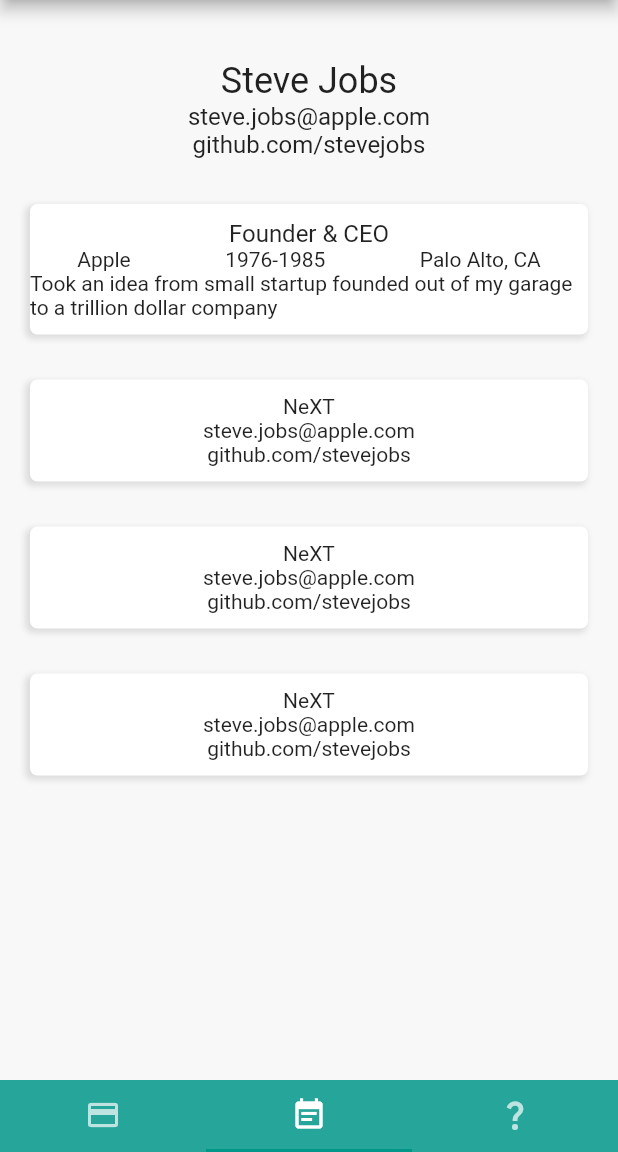
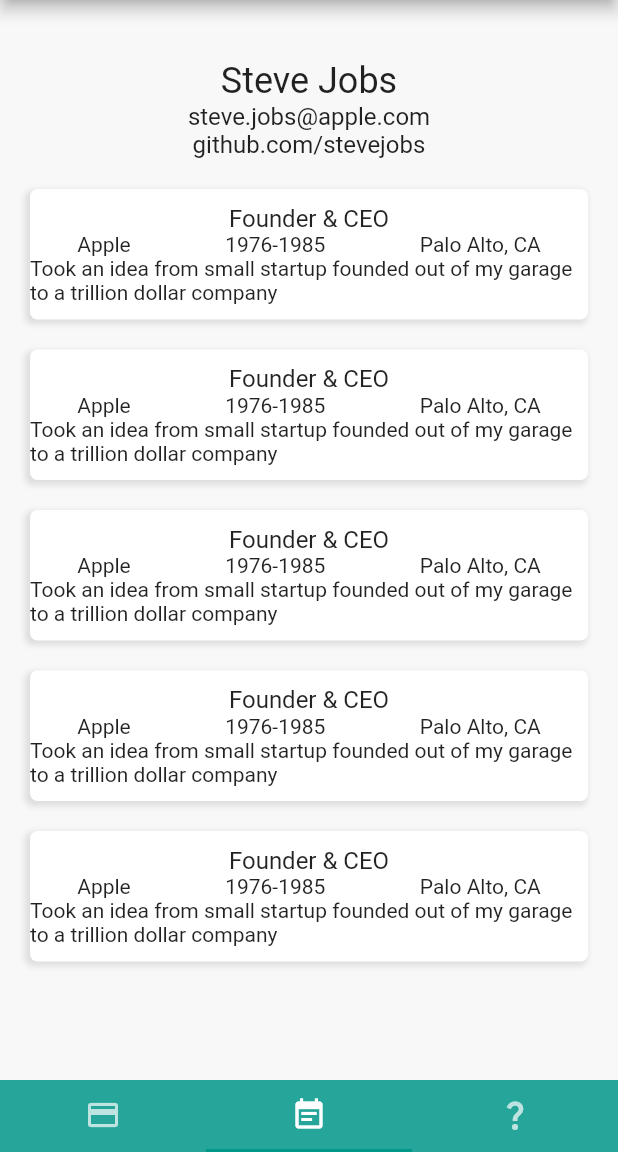
Before and after one commit to Schow94/Call-Me-Maybe, a Flutter app: the screen it shows after launch, item 2 of the bottom bar chosen, on a phone screen of 412 x 824 dp, the part 84-1236 px from its top. Run offline on Flutter 3.47's test engine with Material 2 defaults, Android fonts, the phone set to English and light mode, and no system bars.

Commit message:
Break up Business Card Screen & Resume Screen into smaller widgets

```diff
--- a/lib/main.dart
+++ b/lib/main.dart
@@ -2,7 +2,7 @@
   Student: Stephen Chow
   Email: chowst@oregonstate.edu
   Course: CS492 - Mobile Software Development
-  Last Updated: 7/6/22
+  Last Updated: 7/11/22
 */
 
 import 'package:flutter/material.dart';
--- a/lib/resume_item.dart
+++ /dev/null
@@ -1,47 +0,0 @@
-import 'package:flutter/material.dart';
-
-class ResumeItem extends StatelessWidget {
-  String company;
-  String email;
-  String website;
-
-  ResumeItem(
-      {required this.company, required this.email, required this.website});
-
-  @override
-  Widget build(BuildContext context) {
-    return Column(children: [
-      SizedBox(height: 30),
-      FractionallySizedBox(
-        widthFactor: 1,
-        child: Container(
-          decoration: BoxDecoration(
-            color: Colors.white,
-            borderRadius: BorderRadius.only(
-                topLeft: Radius.circular(5),
-                topRight: Radius.circular(5),
-                bottomLeft: Radius.circular(5),
-                bottomRight: Radius.circular(5)),
-            boxShadow: [
-              BoxShadow(
-                color: Colors.grey.withOpacity(0.3),
-                spreadRadius: 1,
-                blurRadius: 3,
-                offset: Offset(-2, 2), // changes position of shadow
-              ),
-            ],
-          ),
-          child: Column(
-            children: [
-              SizedBox(height: 10),
-              Text('NeXT'),
-              Text('steve.jobs@apple.com'),
-              Text('github.com/stevejobs'),
-              SizedBox(height: 10),
-            ],
-          ),
-        ),
-      ),
-    ]);
-  }
-}
--- a/lib/screens/business_card_screen.dart
+++ b/lib/screens/business_card_screen.dart
@@ -1,9 +1,8 @@
 import 'package:flutter/material.dart';
-import 'package:url_launcher/url_launcher.dart';
+import 'package:project3/widgets/contact_info.dart';
+import 'package:project3/widgets/profile_image.dart';
 
 class BusinessCard extends StatelessWidget {
-  // Map<String, dynamic> data = {};
-
   const BusinessCard({Key? key}) : super(key: key);
 
   @override
@@ -12,107 +11,18 @@ class BusinessCard extends StatelessWidget {
     // I think I have to have a Stateful Widget to pass json/Map to Widgets
 
     return FractionallySizedBox(
-      heightFactor: 0.95,
-      widthFactor: 0.95,
+      heightFactor: 1,
+      widthFactor: 1,
       child: Padding(
         padding: EdgeInsets.all(20),
         child: Column(
           mainAxisAlignment: MainAxisAlignment.spaceAround,
           children: [
-            Container(
-              decoration: BoxDecoration(
-                color: Colors.white,
-                borderRadius: BorderRadius.only(
-                    topLeft: Radius.circular(10),
-                    topRight: Radius.circular(10),
-                    bottomLeft: Radius.circular(10),
-                    bottomRight: Radius.circular(10)),
-                boxShadow: [
-                  BoxShadow(
-                    color: Colors.grey.withOpacity(0.5),
-                    spreadRadius: 5,
-                    blurRadius: 7,
-                    offset: Offset(-1, 5), // changes position of shadow
-                  ),
-                ],
-              ),
-              child: ClipRRect(
-                borderRadius: BorderRadius.circular(20.0),
-                child: FractionallySizedBox(
-                  child: Image.asset(
-                    'assets/images/stevejobs.jpeg',
-                  ),
-                ),
-              ),
-            ),
-            Container(
-              decoration: BoxDecoration(
-                color: Colors.white,
-                borderRadius: BorderRadius.only(
-                    topLeft: Radius.circular(10),
-                    topRight: Radius.circular(10),
-                    bottomLeft: Radius.circular(10),
-                    bottomRight: Radius.circular(10)),
-                boxShadow: [
-                  BoxShadow(
-                    color: Colors.grey.withOpacity(0.5),
-                    spreadRadius: 5,
-                    blurRadius: 7,
-                    offset: Offset(-1, 5), // changes position of shadow
-                  ),
-                ],
-              ),
-              child: Column(
-                children: [
-                  const SizedBox(height: 20),
-                  Text(
-                    'Steve Jobs',
-                    style: Theme.of(context).textTheme.headline3,
-                  ),
-                  Text(
-                    'Technology Extraordinaire',
-                    style: Theme.of(context).textTheme.headline6,
-                  ),
-                  GestureDetector(
-                    onTap: () => _launchUrl(Uri.parse('sms:4153593432')),
-                    child: Text(
-                      '(415) 359-3432',
-                      style: Theme.of(context).textTheme.labelMedium,
-                    ),
-                  ),
-                  Row(
-                    mainAxisAlignment: MainAxisAlignment.spaceAround,
-                    children: [
-                      GestureDetector(
-                        onTap: () =>
-                            pressed(Uri.parse('https://github.com/Schow94')),
-                        child: Text(
-                          'github.com/SteveJobs',
-                          style: Theme.of(context).textTheme.bodyText2,
-                        ),
-                      ),
-                      Text(
-                        'steve.jobs@apple.com',
-                        style: Theme.of(context).textTheme.bodyText2,
-                      ),
-                    ],
-                  ),
-                  const SizedBox(height: 20),
-                ],
-              ),
-            ),
+            ProfileImage(),
+            const ContactInfo(),
           ],
         ),
       ),
     );
   }
 }
-
-void _launchUrl(_url) async {
-  if (!await launchUrl(_url)) print('Could not launch $_url');
-}
-
-void pressed(url) async {
-  print('Clicked');
-  if (!await launchUrl(url)) print('Could not launch $url');
-}
--- a/lib/screens/resume_screen.dart
+++ b/lib/screens/resume_screen.dart
@@ -1,5 +1,6 @@
 import 'package:flutter/material.dart';
-import 'package:project3/resume_item.dart';
+import 'package:project3/widgets/experience.dart';
+import 'package:project3/widgets/resume_bio.dart';
 
 class Resume extends StatelessWidget {
   const Resume({Key? key}) : super(key: key);
@@ -12,79 +13,12 @@ class Resume extends StatelessWidget {
         child: Column(
           mainAxisAlignment: MainAxisAlignment.spaceAround,
           children: [
-            SizedBox(height: 20),
-            Text(
-              'Steve Jobs',
-              style: Theme.of(context).textTheme.headlineSmall,
+            ResumeBio(
+              name: 'Steve Jobs',
+              email: 'steve.jobs@apple.com',
+              github: 'github.com/stevejobs',
             ),
-            Text(
-              'steve.jobs@apple.com',
-              style: Theme.of(context).textTheme.titleMedium,
-            ),
-            Text(
-              'github.com/stevejobs',
-              style: Theme.of(context).textTheme.titleMedium,
-            ),
-            SizedBox(height: 30),
-            FractionallySizedBox(
-              widthFactor: 1,
-              child: Container(
-                decoration: BoxDecoration(
-                  color: Colors.white,
-                  borderRadius: BorderRadius.only(
-                      topLeft: Radius.circular(5),
-                      topRight: Radius.circular(5),
-                      bottomLeft: Radius.circular(5),
-                      bottomRight: Radius.circular(5)),
-                  boxShadow: [
-                    BoxShadow(
-                      color: Colors.grey.withOpacity(0.3),
-                      spreadRadius: 1,
-                      blurRadius: 3,
-                      offset: Offset(-2, 2), // changes position of shadow
-                    ),
-                  ],
-                ),
-                child: Column(
-                  children: [
-                    SizedBox(height: 10),
-                    Text(
-                      'Founder & CEO',
-                      style: Theme.of(context).textTheme.titleMedium,
-                    ),
-                    Row(
-                      mainAxisAlignment: MainAxisAlignment.spaceAround,
-                      children: [
-                        Text(
-                          'Apple',
-                        ),
-                        Text('1976-1985'),
-                        Text('Palo Alto, CA'),
-                      ],
-                    ),
-                    Text(
-                      'Took an idea from small startup founded out of my garage to a trillion dollar company',
-                    ),
-                    SizedBox(height: 10),
-                  ],
-                ),
-              ),
-            ),
-            ResumeItem(
-              company: 'NeXT',
-              email: 'steve.jobs@apple.com',
-              website: 'github.com/stevejobs',
-            ),
-            ResumeItem(
-              company: 'NeXT',
-              email: 'steve.jobs@apple.com',
-              website: 'github.com/stevejobs',
-            ),
-            ResumeItem(
-              company: 'NeXT',
-              email: 'steve.jobs@apple.com',
-              website: 'github.com/stevejobs',
-            ),
+            Experience(),
           ],
         ),
       ),
--- /dev/null
+++ b/lib/widgets/contact_info.dart
@@ -0,0 +1,73 @@
+import 'package:flutter/material.dart';
+import 'package:url_launcher/url_launcher.dart';
+
+class ContactInfo extends StatelessWidget {
+  const ContactInfo({Key? key}) : super(key: key);
+
+  @override
+  Widget build(BuildContext context) {
+    return Container(
+      decoration: BoxDecoration(
+        color: Colors.white,
+        borderRadius: BorderRadius.only(
+            topLeft: Radius.circular(10),
+            topRight: Radius.circular(10),
+            bottomLeft: Radius.circular(10),
+            bottomRight: Radius.circular(10)),
+        boxShadow: [
+          BoxShadow(
+            color: Colors.grey.withOpacity(0.5),
+            spreadRadius: 5,
+            blurRadius: 7,
+            offset: Offset(-1, 5), // changes position of shadow
+          ),
+        ],
+      ),
+      child: Column(
+        children: [
+          const SizedBox(height: 20),
+          Text(
+            'Steve Jobs',
+            style: Theme.of(context).textTheme.headline3,
+          ),
+          Text(
+            'Technology Extraordinaire',
+            style: Theme.of(context).textTheme.headline6,
+          ),
+          GestureDetector(
+            onTap: () => _launchUrl(Uri.parse('sms:4153593432')),
+            child: Text(
+              '(415) 359-3432',
+              style: Theme.of(context).textTheme.labelMedium,
+            ),
+          ),
+          Row(
+            mainAxisAlignment: MainAxisAlignment.spaceAround,
+            children: [
+              GestureDetector(
+                onTap: () => pressed(Uri.parse('https://github.com/Schow94')),
+                child: Text(
+                  'github.com/SteveJobs',
+                  style: Theme.of(context).textTheme.bodyText2,
+                ),
+              ),
+              Text(
+                'steve.jobs@apple.com',
+                style: Theme.of(context).textTheme.bodyText2,
+              ),
+            ],
+          ),
+          const SizedBox(height: 20),
+        ],
+      ),
+    );
+  }
+}
+
+void _launchUrl(_url) async {
+  if (!await launchUrl(_url)) print('Could not launch $_url');
+}
+
+void pressed(url) async {
+  if (!await launchUrl(url)) print('Could not launch $url');
+}
--- /dev/null
+++ b/lib/widgets/experience.dart
@@ -0,0 +1,54 @@
+import 'package:flutter/material.dart';
+import 'package:project3/widgets/resume_item.dart';
+
+class Experience extends StatelessWidget {
+  const Experience({Key? key}) : super(key: key);
+
+  @override
+  Widget build(BuildContext context) {
+    return Column(
+      children: [
+        ResumeItem(
+          title: 'Founder & CEO',
+          company: 'Apple',
+          years: '1976-1985',
+          location: 'Palo Alto, CA',
+          duties:
+              'Took an idea from small startup founded out of my garage to a trillion dollar company',
+        ),
+        ResumeItem(
+          title: 'Founder & CEO',
+          company: 'Apple',
+          years: '1976-1985',
+          location: 'Palo Alto, CA',
+          duties:
+              'Took an idea from small startup founded out of my garage to a trillion dollar company',
+        ),
+        ResumeItem(
+          title: 'Founder & CEO',
+          company: 'Apple',
+          years: '1976-1985',
+          location: 'Palo Alto, CA',
+          duties:
+              'Took an idea from small startup founded out of my garage to a trillion dollar company',
+        ),
+        ResumeItem(
+          title: 'Founder & CEO',
+          company: 'Apple',
+          years: '1976-1985',
+          location: 'Palo Alto, CA',
+          duties:
+              'Took an idea from small startup founded out of my garage to a trillion dollar company',
+        ),
+        ResumeItem(
+          title: 'Founder & CEO',
+          company: 'Apple',
+          years: '1976-1985',
+          location: 'Palo Alto, CA',
+          duties:
+              'Took an idea from small startup founded out of my garage to a trillion dollar company',
+        ),
+      ],
+    );
+  }
+}
--- /dev/null
+++ b/lib/widgets/profile_image.dart
@@ -0,0 +1,35 @@
+import 'package:flutter/src/foundation/key.dart';
+import 'package:flutter/src/widgets/framework.dart';
+import 'package:flutter/material.dart';
+
+class ProfileImage extends StatelessWidget {
+  @override
+  Widget build(BuildContext context) {
+    return Container(
+      decoration: BoxDecoration(
+        color: Colors.white,
+        borderRadius: BorderRadius.only(
+            topLeft: Radius.circular(10),
+            topRight: Radius.circular(10),
+            bottomLeft: Radius.circular(10),
+            bottomRight: Radius.circular(10)),
+        boxShadow: [
+          BoxShadow(
+            color: Colors.grey.withOpacity(0.5),
+            spreadRadius: 5,
+            blurRadius: 7,
+            offset: Offset(-1, 5), // changes position of shadow
+          ),
+        ],
+      ),
+      child: ClipRRect(
+        borderRadius: BorderRadius.circular(20.0),
+        child: FractionallySizedBox(
+          child: Image.asset(
+            'assets/images/stevejobs.jpeg',
+          ),
+        ),
+      ),
+    );
+  }
+}
--- /dev/null
+++ b/lib/widgets/resume_bio.dart
@@ -0,0 +1,36 @@
+import 'package:flutter/material.dart';
+import 'package:flutter/src/foundation/key.dart';
+import 'package:flutter/src/widgets/framework.dart';
+
+class ResumeBio extends StatelessWidget {
+  final String name;
+  final String email;
+  final String github;
+
+  const ResumeBio({
+    required this.name,
+    required this.email,
+    required this.github,
+  });
+
+  @override
+  Widget build(BuildContext context) {
+    return Column(
+      children: [
+        SizedBox(height: 20),
+        Text(
+          name,
+          style: Theme.of(context).textTheme.headlineSmall,
+        ),
+        Text(
+          email,
+          style: Theme.of(context).textTheme.titleMedium,
+        ),
+        Text(
+          github,
+          style: Theme.of(context).textTheme.titleMedium,
+        ),
+      ],
+    );
+  }
+}
--- /dev/null
+++ b/lib/widgets/resume_item.dart
@@ -0,0 +1,69 @@
+import 'package:flutter/material.dart';
+
+class ResumeItem extends StatelessWidget {
+  String title;
+  String company;
+  String years;
+  String location;
+  String duties;
+
+  ResumeItem({
+    required this.title,
+    required this.company,
+    required this.years,
+    required this.location,
+    required this.duties,
+  });
+
+  @override
+  Widget build(BuildContext context) {
+    return Column(
+      children: [
+        SizedBox(height: 20),
+        FractionallySizedBox(
+          widthFactor: 1,
+          child: Container(
+            decoration: BoxDecoration(
+              color: Colors.white,
+              borderRadius: BorderRadius.only(
+                topLeft: Radius.circular(5),
+                topRight: Radius.circular(5),
+                bottomLeft: Radius.circular(5),
+                bottomRight: Radius.circular(5),
+              ),
+              boxShadow: [
+                BoxShadow(
+                  color: Colors.grey.withOpacity(0.3),
+                  spreadRadius: 1,
+                  blurRadius: 3,
+                  offset: Offset(-2, 2), // changes position of shadow
+                ),
+              ],
+            ),
+            child: Column(
+              children: [
+                SizedBox(height: 10),
+                Text(
+                  title,
+                  style: Theme.of(context).textTheme.titleMedium,
+                ),
+                Row(
+                  mainAxisAlignment: MainAxisAlignment.spaceAround,
+                  children: [
+                    Text(company),
+                    Text(years),
+                    Text(location),
+                  ],
+                ),
+                Text(
+                  'Took an idea from small startup founded out of my garage to a trillion dollar company',
+                ),
+                SizedBox(height: 10),
+              ],
+            ),
+          ),
+        ),
+      ],
+    );
+  }
+}
```
